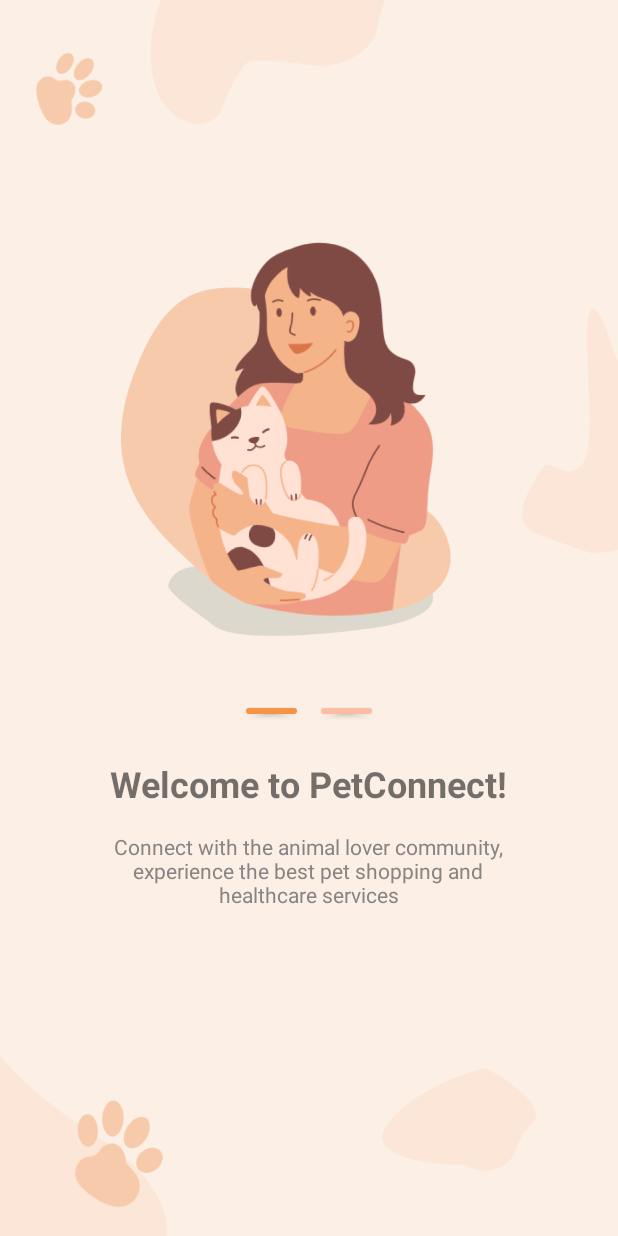
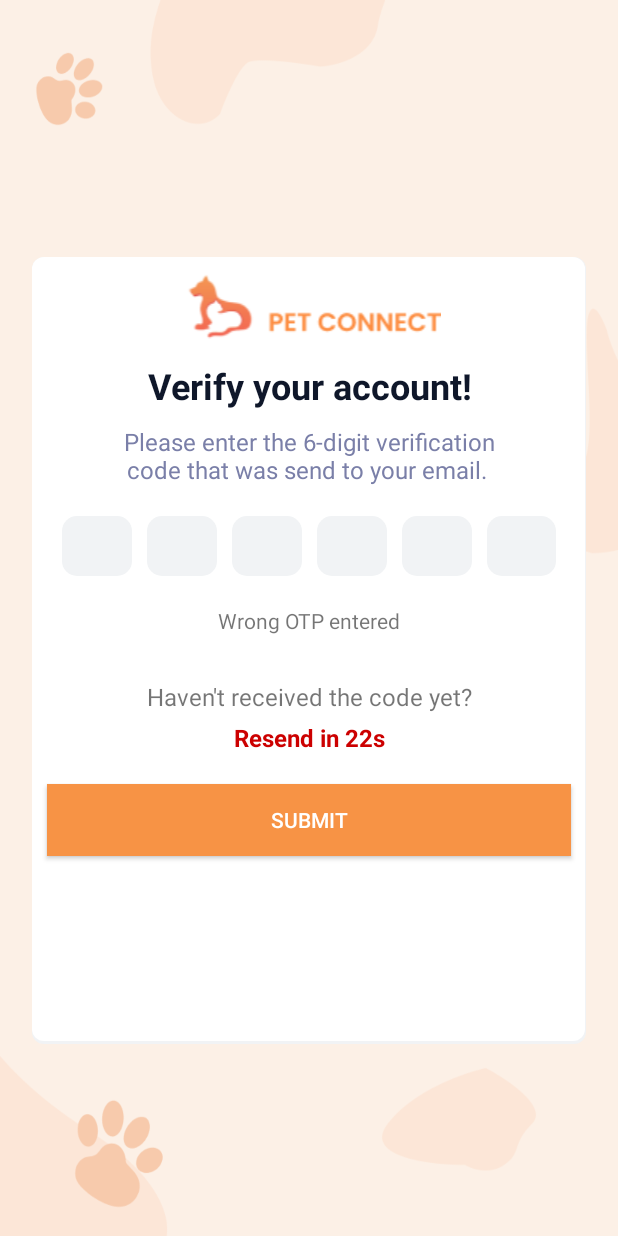
Before and after one commit to Pet-Connect-Org/pet-connect-android, an Android app: the screen it shows after launch (Onboarding1Activity before the commit, OtpActivity after it), on a phone screen of 412 x 824 dp. Run offline under Robolectric (Android 15) with nearby library versions, the phone set to English and light mode, and no system bars.

Commit message:
Otp (#3)

```diff
--- /dev/null
+++ b/app/src/main/java/com/example/petconnect/activity/OtpActivity.java
@@ -0,0 +1,171 @@
+package com.example.petconnect.activity;
+
+import androidx.appcompat.app.AppCompatActivity;
+
+import android.app.Activity;
+import android.content.Intent;
+import android.os.Bundle;
+import android.os.CountDownTimer;
+import android.text.Editable;
+import android.text.TextWatcher;
+import android.view.View;
+import android.widget.Button;
+import android.widget.EditText;
+import android.widget.ImageButton;
+import android.widget.TextView;
+import android.widget.Toast;
+
+import com.example.petconnect.R;
+import com.example.petconnect.services.ApiService;
+import com.example.petconnect.services.auth.OtpRequest;
+import com.example.petconnect.services.auth.OtpResponse;
+
+import org.w3c.dom.Text;
+
+import retrofit2.Call;
+import retrofit2.Callback;
+import retrofit2.Response;
+
+public class OtpActivity extends AppCompatActivity {
+    EditText otp1, otp2, otp3, otp4, otp5, otp6;
+    Button btnOtp;
+    TextView txtWrong, txtReceive, txtResend;
+    CountDownTimer countDownTimer;
+
+    @Override
+    protected void onCreate(Bundle savedInstanceState) {
+        super.onCreate(savedInstanceState);
+        setContentView(R.layout.activity_otp);
+
+        otp1 = findViewById(R.id.otp1);
+        otp2 = findViewById(R.id.otp2);
+        otp3 = findViewById(R.id.otp3);
+        otp4 = findViewById(R.id.otp4);
+        otp5 = findViewById(R.id.otp5);
+        otp6 = findViewById(R.id.otp6);
+        txtWrong = findViewById(R.id.txtWrong);
+        txtReceive = findViewById(R.id.txtReceive);
+        txtResend = findViewById(R.id.txtResend);
+        btnOtp = findViewById(R.id.btnOtp);
+
+        // chuyen man hi hinh intent
+        Intent myintent = getIntent();
+        String email = myintent.getStringExtra("email");
+
+        // goi phuong thuc dich chuyen thoi gian sau khi chuyen man hinh otp
+        startResendCountdown();
+
+        // goi phuong thuc add
+        addTextWatcher((EditText) otp1, (EditText) otp2);
+        addTextWatcher((EditText) otp2, (EditText) otp3);
+        addTextWatcher((EditText) otp3, (EditText) otp4);
+        addTextWatcher((EditText) otp4, (EditText) otp5);
+        addTextWatcher((EditText) otp5, (EditText) otp6);
+
+        // xu li su kien sau khi click button
+        btnOtp.setOnClickListener(new View.OnClickListener() {
+            @Override
+            public void onClick(View view) {
+                if (isAnyTextViewNull()) {
+                    txtWrong.setVisibility(View.VISIBLE);
+                    return;
+                }
+
+                String number1 = otp1.getText().toString().trim();
+                String number2 = otp2.getText().toString().trim();
+                String number3 = otp3.getText().toString().trim();
+                String number4 = otp4.getText().toString().trim();
+                String number5 = otp5.getText().toString().trim();
+                String number6 = otp6.getText().toString().trim();
+
+                String number = number1 + number2 + number3 + number4 + number5 + number6;
+
+                // Gửi OTP lên server để xác minh
+                ApiService.apiService.verifyemail(new OtpRequest(email, number)).enqueue(new Callback<OtpResponse>() {
+                    @Override
+                    public void onResponse(Call<OtpResponse> call, Response<OtpResponse> response) {
+                        if (response.isSuccessful()) {
+                            OtpResponse otpResponse = response.body();
+                            String message = otpResponse.getMessage();
+
+                            Toast.makeText(OtpActivity.this, message, Toast.LENGTH_SHORT).show();
+                            // Chuyển qua màn Login
+                            Intent intent = new Intent(OtpActivity.this, LoginActivity.class);
+                            startActivity(intent);
+                        } else {
+                            Toast.makeText(OtpActivity.this, "Otp failed.", Toast.LENGTH_SHORT).show();
+                        }
+                    }
+
+                    @Override
+                    public void onFailure(Call<OtpResponse> call, Throwable t) {
+                        Toast.makeText(OtpActivity.this, "Otp failed: " + t.getMessage(), Toast.LENGTH_SHORT).show();
+                    }
+                });
+            }
+        });
+    }
+
+    // Kiểm tra xem có bất kỳ TextView nào có giá trị null không
+    private boolean isAnyTextViewNull() {
+        return otp1.getText().toString().isEmpty() ||
+                otp2.getText().toString().isEmpty() ||
+                otp3.getText().toString().isEmpty() ||
+                otp4.getText().toString().isEmpty() ||
+                otp5.getText().toString().isEmpty() ||
+                otp6.getText().toString().isEmpty();
+    }
+
+    // Phuong thuc addTextWatcher de nhap chuyen text tu dong
+    private void addTextWatcher(final EditText currentEditText, final EditText nextEditText) {
+        currentEditText.addTextChangedListener(new TextWatcher() {
+            @Override
+            public void beforeTextChanged(CharSequence s, int start, int count, int after) {
+            }
+
+            @Override
+            public void onTextChanged(CharSequence s, int start, int before, int count) {
+            }
+
+            @Override
+            public void afterTextChanged(Editable s) {
+                if (s.length() == 1) {
+                    nextEditText.requestFocus();
+                }
+            }
+        });
+    }
+
+    // Bắt đầu đếm ngược cho việc gửi lại OTP
+    private void startResendCountdown() {
+        countDownTimer = new CountDownTimer(30000, 1000) { // 30 giây, mỗi lần giảm 1 giây
+            @Override
+            public void onTick(long millisUntilFinished) {
+                txtResend.setTextColor(getResources().getColor(android.R.color.holo_red_dark)); // Đổi màu văn bản thành màu đỏ
+                txtResend.setText("Resend in " + millisUntilFinished / 1000 + "s"); // Hiển thị số giây còn lại
+            }
+
+            @Override
+            public void onFinish() {
+                txtWrong.setTextColor(getResources().getColor(android.R.color.holo_red_dark)); // Đổi màu văn bản thành màu đỏ
+                txtReceive.setTextColor(getResources().getColor(android.R.color.holo_red_dark));
+                //txtResend.setTextColor(getResources().getColor(android.R.color.black)); // Đổi màu văn bản về màu đen khi kết thúc
+                txtResend.setText("Resend again"); // Hiển thị lại văn bản "Resend"
+            }
+        }.start();
+    }
+
+    // Phương thức hiển thị thông báo toast
+    private void showToast(String message) {
+        Toast.makeText(this, message, Toast.LENGTH_SHORT).show();
+    }
+
+    @Override
+    protected void onDestroy() {
+        super.onDestroy();
+        if (countDownTimer != null) {
+            countDownTimer.cancel(); // Dừng đếm ngược nếu activity bị hủy
+        }
+    }
+
+}
--- a/app/src/main/java/com/example/petconnect/activity/SignUpActivity.java
+++ b/app/src/main/java/com/example/petconnect/activity/SignUpActivity.java
@@ -85,21 +85,11 @@ public class SignUpActivity extends AppCompatActivity {
                 picker = new DatePickerDialog(SignUpActivity.this, new DatePickerDialog.OnDateSetListener() {
                     @Override
                     public void onDateSet(DatePicker view, int year, int month, int dayOfMonth) {
-                        String formattedDate = String.format(Locale.getDefault(), "%02d-%02d-%d", dayOfMonth, month + 1, year);
+                        String formattedDate = String.format(Locale.getDefault(), "%02d/%02d/%d", dayOfMonth, month + 1, year);
                         dob.setText(formattedDate);
                     }
                 }, year, month, day);
                 picker.show();
-            }
-        });
-
-        btn_signin.setOnClickListener(new View.OnClickListener() {
-            @Override
-            public void onClick(View view) {
-                Intent intent;
-                intent = new Intent(SignUpActivity.this, LoginActivity.class);
-                startActivity(intent);
-                finish();
             }
         });
 
@@ -109,7 +99,6 @@ public class SignUpActivity extends AppCompatActivity {
                 if (isLoading) {
                     return;
                 }
-
                 String email_to_submit = email.getText().trim();
                 String pw_to_submit = pw.getText();
                 String re_pw_to_submit = re_pw.getText();
@@ -127,7 +116,6 @@ public class SignUpActivity extends AppCompatActivity {
                     return;
                 }
                 checkPassword(pw_to_submit, re_pw_to_submit);
-
                 // Set isLoading to true before making the signup request
                 isLoading = true;
 
@@ -138,10 +126,17 @@ public class SignUpActivity extends AppCompatActivity {
                         isLoading = false;
                         if (response.isSuccessful()) {
                             SignupRespone signupRespone = response.body();
-                            String token = signupRespone.getAccessToken();
                             String message = signupRespone.getMessage();
 
                             Toast.makeText(SignUpActivity.this, message, Toast.LENGTH_SHORT).show();
+
+                            String a = email.getText().toString();
+                            // Navigate to OTPActivity upon successful signup
+                            Intent myintent = new Intent(SignUpActivity.this, OtpActivity.class);
+                            // gửi kèm dữ liệu chuyển sang activity
+                            myintent.putExtra("email", a);
+                            startActivity(myintent);
+
                         } else {
                             // Handle unsuccessful signup
                             Toast.makeText(SignUpActivity.this, "Signup failed.", Toast.LENGTH_SHORT).show();
@@ -160,6 +155,7 @@ public class SignUpActivity extends AppCompatActivity {
         });
     }
 
+    // Phương thức tạo mã OTP
 
     public void checkPassword(String pw_to_submit, String re_pw_to_submit) {
         if (pw_to_submit.length() >= 6 && pw_to_submit.matches(passwordPattern)) {
--- a/app/src/main/java/com/example/petconnect/services/ApiService.java
+++ b/app/src/main/java/com/example/petconnect/services/ApiService.java
@@ -2,6 +2,8 @@ package com.example.petconnect.services;
 
 import com.example.petconnect.services.auth.LoginRequest;
 import com.example.petconnect.services.auth.LoginResponse;
+import com.example.petconnect.services.auth.OtpRequest;
+import com.example.petconnect.services.auth.OtpResponse;
 import com.example.petconnect.services.auth.SignupRequest;
 import com.example.petconnect.services.auth.SignupRespone;
 import com.example.petconnect.services.post.GetPostResponse;
@@ -16,6 +18,7 @@ import retrofit2.converter.gson.GsonConverterFactory;
 import retrofit2.http.Body;
 import retrofit2.http.GET;
 import retrofit2.http.Header;
+import retrofit2.http.HeaderMap;
 import retrofit2.http.POST;
 import retrofit2.http.QueryMap;
 
@@ -31,8 +34,12 @@ public interface ApiService {
     Call<LoginResponse> login(@Body LoginRequest loginRequest);
 
     @GET("posts")
-    Call<GetPostResponse> getPosts(@Header("Authorization") String authorization, @QueryMap Map<String, Number> options);
+    Call<GetPostResponse> getPosts(@Header("Authorization") String authorization,
+                                   @HeaderMap Map<String, Number> headers);
 
     @POST("auth/sign-up")
     Call<SignupRespone> signup(@Body SignupRequest signupRequest);
+
+    @POST("auth/verify_user_email")
+    Call<OtpResponse> verifyemail(@Body OtpRequest otpRequest);
 }
--- /dev/null
+++ b/app/src/main/java/com/example/petconnect/services/auth/OtpRequest.java
@@ -0,0 +1,14 @@
+package com.example.petconnect.services.auth;
+
+import retrofit2.Callback;
+
+public class OtpRequest {
+    private String email;
+    private String token;
+
+    public OtpRequest(String email, String token) {
+        this.email = email;
+        this.token = token;
+    }
+
+}
--- /dev/null
+++ b/app/src/main/java/com/example/petconnect/services/auth/OtpResponse.java
@@ -0,0 +1,13 @@
+package com.example.petconnect.services.auth;
+
+public class OtpResponse {
+    private String message;
+
+    public String getMessage() {
+        return message;
+    }
+
+    public void setMessage(String message) {
+        this.message = message;
+    }
+}
--- a/app/src/main/res/drawable/custom_rounded_neutral_bg.xml
+++ b/app/src/main/res/drawable/custom_rounded_neutral_bg.xml
@@ -7,5 +7,7 @@
         android:bottomLeftRadius="8dp"
         android:bottomRightRadius="8dp"
         android:topLeftRadius="8dp"
-        android:topRightRadius="8dp" />
+        android:topRightRadius="8dp"
+
+        />
 </shape>
--- /dev/null
+++ b/app/src/main/res/drawable/layoutbe.xml
@@ -0,0 +1,11 @@
+<?xml version="1.0" encoding="utf-8"?>
+<shape
+    android:shape="rectangle"
+    xmlns:android="http://schemas.android.com/apk/res/android">
+    <size
+        android:width="40.48dp"
+        android:height="40dp" />
+    <corners android:radius="10dp"/>
+    <solid android:color="#ACA5A5"/>
+
+</shape>
--- /dev/null
+++ b/app/src/main/res/layout/activity_otp.xml
@@ -0,0 +1,181 @@
+<?xml version="1.0" encoding="utf-8"?>
+<androidx.constraintlayout.widget.ConstraintLayout xmlns:android="http://schemas.android.com/apk/res/android"
+    xmlns:app="http://schemas.android.com/apk/res-auto"
+    xmlns:tools="http://schemas.android.com/tools"
+    android:layout_width="match_parent"
+    android:layout_height="match_parent"
+    android:background="@drawable/onboarding_background"
+    android:orientation="horizontal">
+
+    <LinearLayout
+        android:layout_width="match_parent"
+        android:layout_height="match_parent"
+        android:layout_marginStart="21dp"
+        android:layout_marginTop="171dp"
+        android:layout_marginEnd="21dp"
+        android:layout_marginBottom="128dp"
+        android:background="@drawable/custom_bg_with_shadow"
+        android:orientation="vertical">
+
+        <ImageView
+            android:id="@+id/imageView4"
+            android:layout_width="match_parent"
+            android:layout_height="wrap_content"
+            android:src="@drawable/logo" />
+
+        <TextView
+            android:id="@+id/textView4"
+            android:layout_width="match_parent"
+            android:layout_height="wrap_content"
+            android:gravity="center"
+            android:padding="10dp"
+            android:text="Verify your account!"
+            android:textColor="#0F172A"
+            android:textSize="24sp"
+            android:textStyle="bold" />
+
+        <TextView
+            android:id="@+id/textView5"
+            android:layout_width="match_parent"
+            android:layout_height="wrap_content"
+            android:layout_marginLeft="55dp"
+            android:layout_marginRight="55dp"
+            android:gravity="center"
+            android:text="Please enter the 6-digit verification code that was send to your email. "
+            android:textColor=" #7A7FA8"
+            android:textSize="16sp" />
+
+        <LinearLayout
+            android:layout_width="match_parent"
+            android:layout_height="wrap_content"
+            android:layout_margin="20dp"
+            android:orientation="horizontal">
+
+            <EditText
+                android:id="@+id/otp1"
+                android:layout_width="wrap_content"
+                android:layout_height="wrap_content"
+                android:layout_marginEnd="10dp"
+                android:layout_weight="1"
+                android:background="@drawable/layoutbe"
+                android:ems="10"
+                android:maxLength="1"
+                android:backgroundTint="@color/neutral"
+                android:gravity="center"
+                android:inputType="number" />
+
+            <EditText
+                android:id="@+id/otp2"
+                android:layout_width="wrap_content"
+                android:layout_height="wrap_content"
+                android:layout_marginEnd="10dp"
+                android:layout_weight="1"
+                android:background="@drawable/layoutbe"
+                android:ems="10"
+                android:maxLength="1"
+                android:backgroundTint="@color/neutral"
+                android:gravity="center"
+                android:inputType="number" />
+
+            <EditText
+                android:id="@+id/otp3"
+                android:layout_width="wrap_content"
+                android:layout_height="wrap_content"
+                android:layout_marginEnd="10dp"
+                android:layout_weight="1"
+                android:background="@drawable/layoutbe"
+                android:ems="10"
+                android:maxLength="1"
+                android:backgroundTint="@color/neutral"
+                android:gravity="center"
+                android:inputType="number" />
+
+            <EditText
+                android:id="@+id/otp4"
+                android:layout_width="wrap_content"
+                android:layout_height="wrap_content"
+                android:layout_marginEnd="10dp"
+                android:layout_weight="1"
+                android:background ="@drawable/layoutbe"
+                android:ems="10"
+                android:maxLength="1"
+                android:backgroundTint="@color/neutral"
+                android:gravity="center"
+                android:inputType="number" />
+
+            <EditText
+                android:id="@+id/otp5"
+                android:layout_width="wrap_content"
+                android:layout_height="wrap_content"
+                android:layout_marginEnd="10dp"
+                android:layout_weight="1"
+                android:background="@drawable/layoutbe"
+                android:ems="10"
+                android:maxLength="1"
+                android:backgroundTint="@color/neutral"
+                android:gravity="center"
+                android:inputType="number" />
+
+            <EditText
+                android:id="@+id/otp6"
+                android:layout_width="wrap_content"
+                android:layout_height="wrap_content"
+                android:layout_weight="1"
+                android:background="@drawable/layoutbe"
+                android:ems="10"
+                android:maxLength="1"
+                android:backgroundTint="@color/neutral"
+                android:gravity="center"
+                android:inputType="number" />
+
+        </LinearLayout>
+
+        <LinearLayout
+            android:layout_width="match_parent"
+            android:layout_height="wrap_content"
+            android:orientation="horizontal">
+
+            <TextView
+                android:id="@+id/txtWrong"
+                android:layout_width="wrap_content"
+                android:layout_height="wrap_content"
+                android:layout_weight="1"
+                android:text="Wrong OTP entered"
+                android:gravity="center" />
+        </LinearLayout>
+
+        <TextView
+            android:id="@+id/txtReceive"
+            android:layout_width="match_parent"
+            android:layout_height="wrap_content"
+            android:gravity="center"
+            android:paddingTop="30dp"
+            android:paddingBottom="5dp"
+            android:text="Haven't received the code yet?"
+            android:textSize="16dp" />
+
+        <TextView
+            android:id="@+id/txtResend"
+            android:layout_width="match_parent"
+            android:layout_height="wrap_content"
+            android:layout_marginBottom="20dp"
+            android:gravity="center"
+
+
+            android:textSize="16sp"
+            android:textStyle="bold" />
+
+        <Button
+            android:id="@+id/btnOtp"
+            android:layout_width="match_parent"
+            android:layout_height="wrap_content"
+            android:background="#EDAE94"
+            android:textColor="@color/white"
+            android:backgroundTint="@color/primaryMain"
+            android:layout_marginLeft="10dp"
+            android:layout_marginRight="10dp"
+            android:text="Submit" />
+
+    </LinearLayout>
+
+</androidx.constraintlayout.widget.ConstraintLayout>
```
Also changed, not shown: app/src/main/AndroidManifest.xml (+18 -10 lines), app/src/main/res/drawable/button.png (added), app/src/main/res/drawable/crible.png (added).
